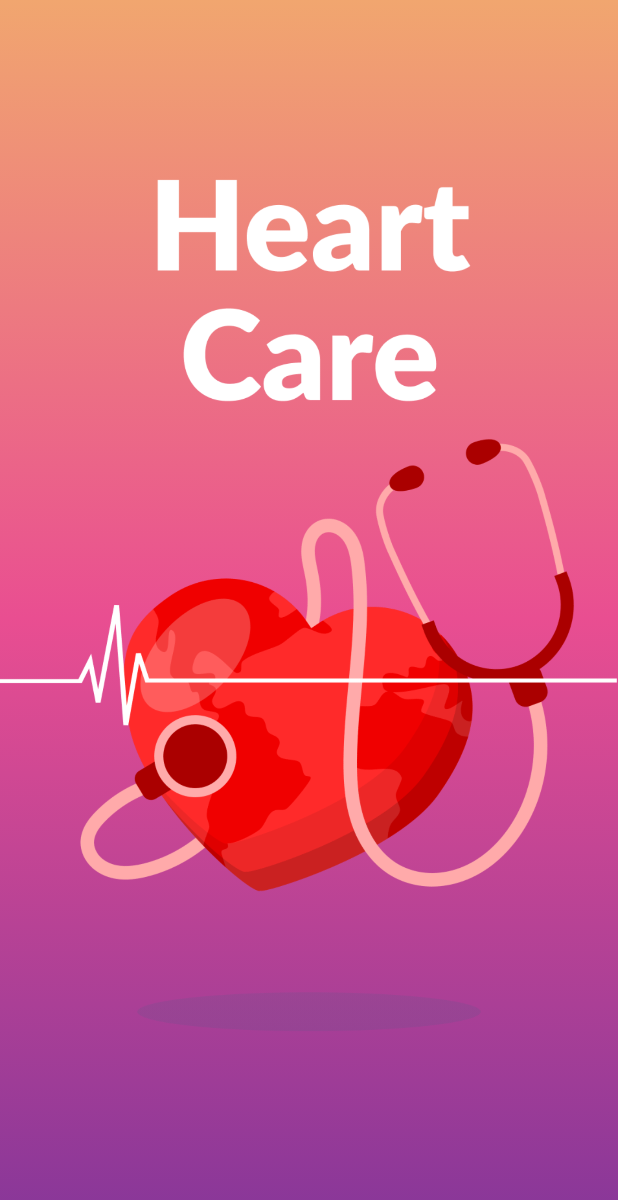
After one commit to NVThangz/HeartCare, an Android app: the layout activity_welcome.xml on its own in the app's theme, with its tools: preview values and no code run, on a phone screen of 412 x 824 dp. The commit adds this screen. Shown: the top 1200 px of the screen. Run offline under Robolectric (Android 15) with nearby library versions, the phone set to English and light mode, and no system bars.

Commit message:
Add Welcome interface

```diff
--- a/frontend/app/src/main/java/com/example/heartcare/activity/HeartRateStatistics.java
+++ b/frontend/app/src/main/java/com/example/heartcare/activity/HeartRateStatistics.java
@@ -44,7 +44,7 @@ public class HeartRateStatistics extends AppCompatActivity {
     }
 
     private void setTabLayout() {
-        TabLayoutStatisticsAdapter tabLayoutAdapter = new TabLayoutStatisticsAdapter(getSupportFragmentManager(), FragmentStatePagerAdapter.BEHAVIOR_RESUME_ONLY_CURRENT_FRAGMENT);
+        TabLayoutStatisticsAdapter tabLayoutAdapter = new TabLayoutStatisticsAdapter(getSupportFragmentManager(), FragmentStatePagerAdapter.BEHAVIOR_RESUME_ONLY_CURRENT_FRAGMENT, this);
         viewPager.setAdapter(tabLayoutAdapter);
         tabLayout.setupWithViewPager(viewPager);
         tabLayout.setSelectedTabIndicatorColor(Color.RED);
--- a/frontend/app/src/main/res/layout/activity_measure_heart_rate.xml
+++ b/frontend/app/src/main/res/layout/activity_measure_heart_rate.xml
@@ -62,7 +62,7 @@
             android:layout_marginEnd="20dp"
             android:ellipsize="marquee"
             android:gravity="left"
-            android:text="Pulse: 0 \n(0 cycle in 0 second)"
+            android:text="@string/pulse_data"
             android:textAlignment="gravity"
             android:textSize="18sp"
             android:textStyle="bold"
@@ -222,7 +222,7 @@
             android:layout_marginTop="25dp"
             android:layout_marginEnd="20dp"
             android:gravity="center"
-            android:text="Please place your finger \non the device\'s camera, covering the flash.\nThen click the button to measure."
+            android:text="@string/heart_rate_measurement_guide"
             android:textAlignment="gravity"
             android:textColor="@color/white"
             android:textSize="16sp"
--- /dev/null
+++ b/frontend/app/src/main/res/layout/activity_welcome.xml
@@ -0,0 +1,21 @@
+<?xml version="1.0" encoding="utf-8"?>
+<androidx.constraintlayout.widget.ConstraintLayout
+    xmlns:android="http://schemas.android.com/apk/res/android"
+    xmlns:app="http://schemas.android.com/apk/res-auto"
+    xmlns:tools="http://schemas.android.com/tools"
+    android:id="@+id/welcome"
+    android:layout_width="match_parent"
+    android:layout_height="match_parent"
+    android:clipToOutline="true"
+    android:background="@drawable/gradient_background">
+
+    <ImageView
+        android:id="@+id/imageView2"
+        android:layout_width="0dp"
+        android:layout_height="wrap_content"
+        android:layout_marginTop="-40dp"
+        app:layout_constraintEnd_toEndOf="parent"
+        app:layout_constraintStart_toStartOf="parent"
+        app:layout_constraintTop_toTopOf="parent"
+        app:srcCompat="@drawable/img_welcome" />
+</androidx.constraintlayout.widget.ConstraintLayout>
--- a/frontend/app/src/main/res/layout/fragment_home.xml
+++ b/frontend/app/src/main/res/layout/fragment_home.xml
@@ -68,7 +68,7 @@
                 android:layout_width="wrap_content"
                 android:layout_height="wrap_content"
                 android:layout_marginTop="10dp"
-                android:fontFamily="sans-serif"
+                android:fontFamily="@font/segoeuib"
                 android:text="@string/full_name"
                 android:textColor="@color/flamingo_pink"
                 android:textFontWeight="700"
--- a/frontend/app/src/main/res/values/strings.xml
+++ b/frontend/app/src/main/res/values/strings.xml
@@ -91,4 +91,8 @@
     <string name="confirm_password">Confirm password</string>
     <string name="already_have_an_account">Already have an account?</string>
     <string name="time">Time</string>
+    <string name="heart_rate_measurement_guide">Please place your finger \non the device\'s camera, covering the flash.\nThen click the button to measure.</string>
+    <string name="pulse_data">Pulse: 0 \n(0 cycle in 0 second)</string>
+    <string name="day">Day</string>
+    <string name="week">Week</string>
 </resources>
```
Also changed, not shown: frontend/app/src/main/AndroidManifest.xml (+12 -1 lines), frontend/app/src/main/java/com/example/heartcare/activity/Welcome.java (added, +32 -0 lines), frontend/app/src/main/java/com/example/heartcare/tablayoutstatistics/TabLayoutStatisticsAdapter.java (+12 -4 lines), frontend/app/src/main/res/layout/fragment_day.xml (+11 -8 lines), frontend/app/src/main/res/layout/fragment_week.xml (+12 -9 lines), frontend/app/src/main/res/drawable/img_welcome.png (added), 2 other files.
